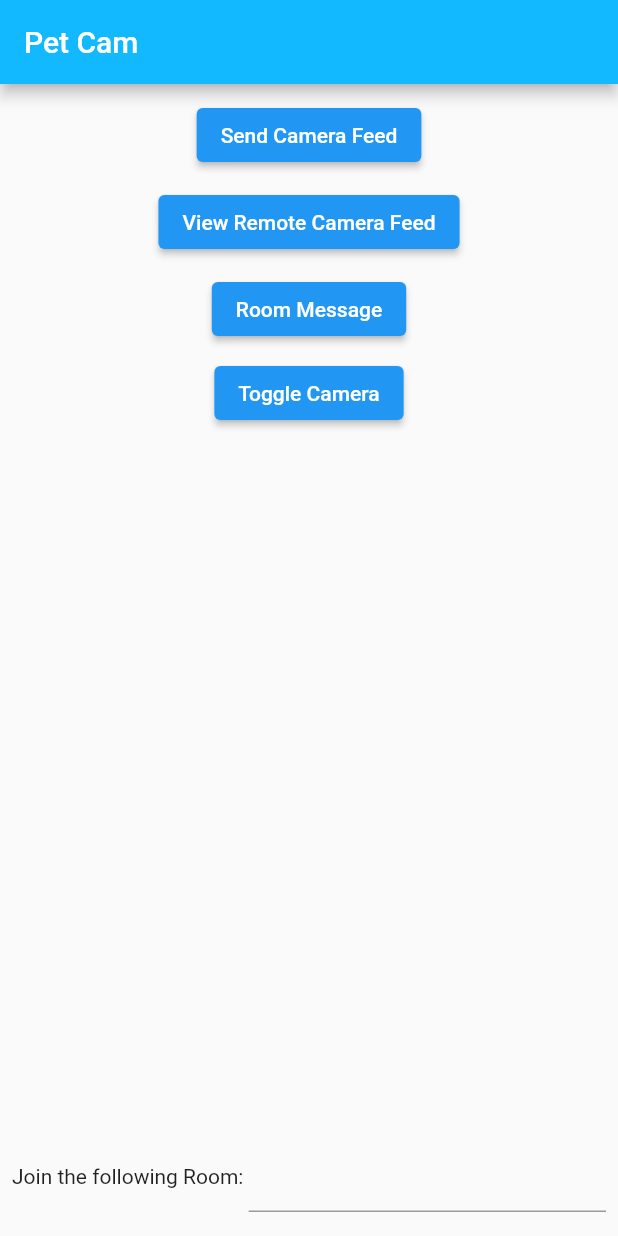
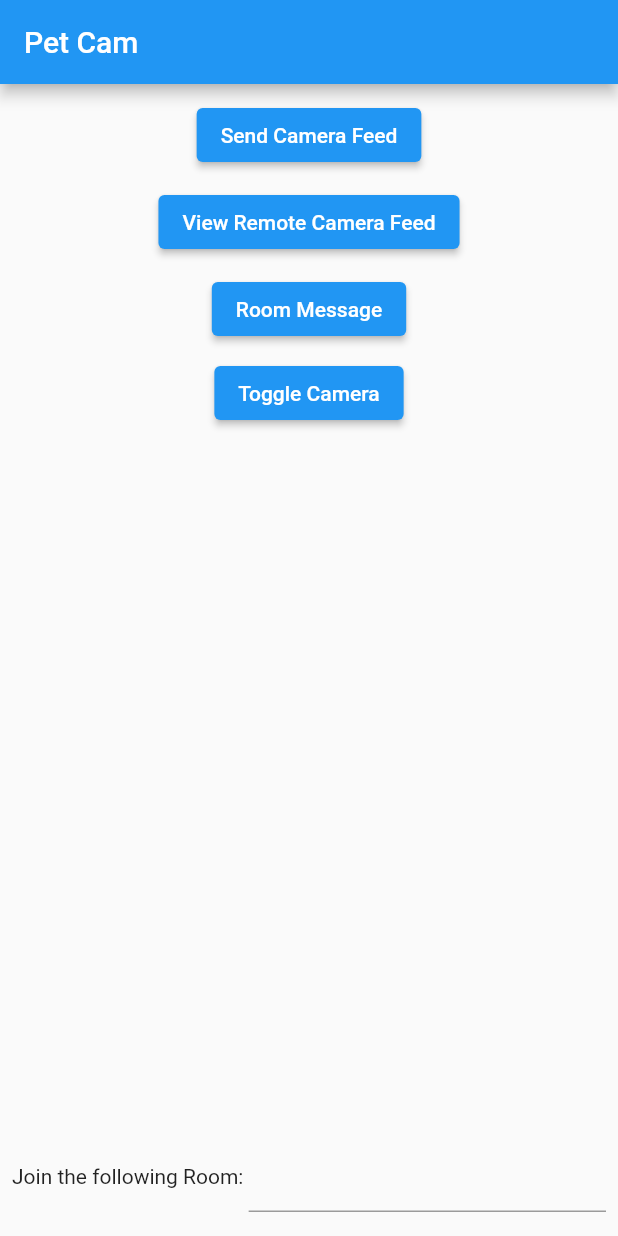
Before and after one commit to BlackCatDev-IO/pet_cam, a Flutter app: the screen it shows after launch, on a phone screen of 412 x 824 dp. Run offline on Flutter 3.47's test engine with Material 2 defaults, Android fonts, the phone set to English and light mode, and no system bars; our stand-ins replace bloc, dart_mappable, flutter_bloc, socket_io_client; missing offline and left inert: flutter_webrtc; generated files the repository leaves out were written again; network calls fail.

Commit message:
Remove lib level app.dart

```diff
--- a/lib/app/app.dart
+++ /dev/null
@@ -1 +0,0 @@
-export 'view/app.dart';
--- a/lib/app/view/app.dart
+++ b/lib/app/view/app.dart
@@ -15,16 +15,10 @@ class App extends StatelessWidget {
         socketRepository: SocketRepository(),
       ),
       lazy: false,
-      child: MaterialApp(
-        theme: ThemeData(
-          appBarTheme: const AppBarTheme(color: Color(0xFF13B9FF)),
-          colorScheme: ColorScheme.fromSwatch(
-            accentColor: const Color(0xFF13B9FF),
-          ),
-        ),
+      child: const MaterialApp(
         localizationsDelegates: AppLocalizations.localizationsDelegates,
         supportedLocales: AppLocalizations.supportedLocales,
-        home: const SocketPage(),
+        home: SocketPage(),
       ),
     );
   }
--- a/lib/main_development.dart
+++ b/lib/main_development.dart
@@ -1,4 +1,4 @@
-import 'package:pet_cam/app/app.dart';
+import 'package:pet_cam/app/view/app.dart';
 import 'package:pet_cam/bootstrap.dart';
 
 void main() {
--- a/lib/main_production.dart
+++ b/lib/main_production.dart
@@ -1,4 +1,4 @@
-import 'package:pet_cam/app/app.dart';
+import 'package:pet_cam/app/view/app.dart';
 import 'package:pet_cam/bootstrap.dart';
 
 void main() {
--- a/lib/main_staging.dart
+++ b/lib/main_staging.dart
@@ -1,4 +1,4 @@
-import 'package:pet_cam/app/app.dart';
+import 'package:pet_cam/app/view/app.dart';
 import 'package:pet_cam/bootstrap.dart';
 
 void main() {
```
Also changed, not shown: 1 other file.
